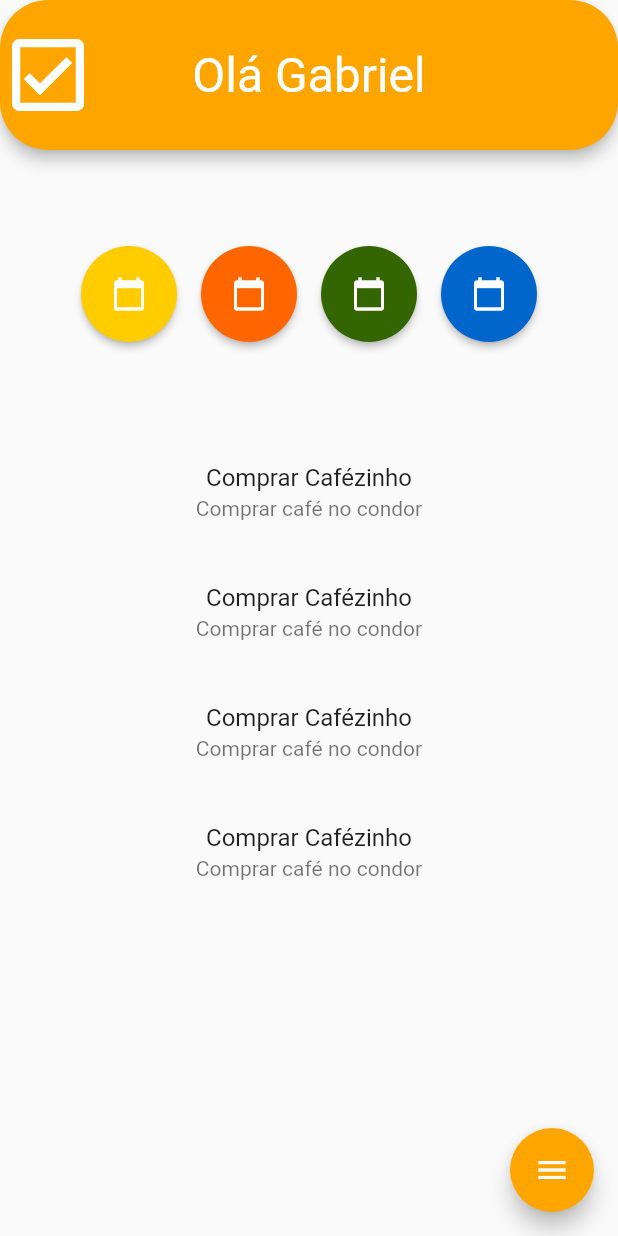
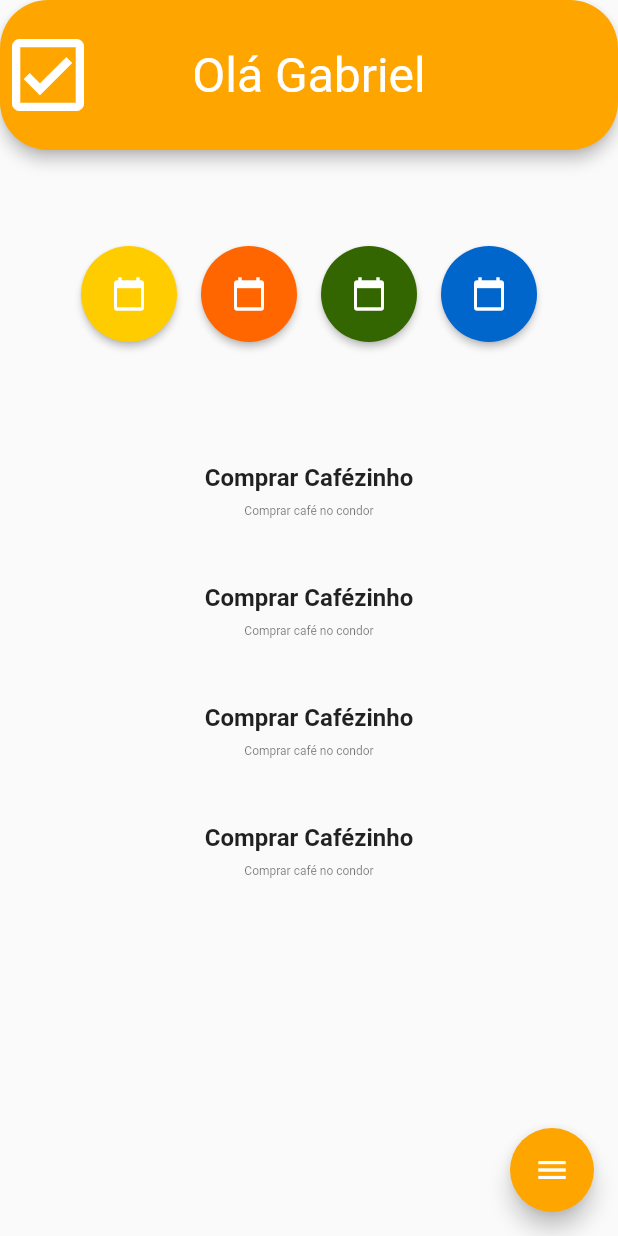
Before and after one commit to Gabriel-Donizetti/TodoTaskManager, a Flutter app: the screen it shows after launch, on a phone screen of 412 x 824 dp. Run offline on Flutter 3.47's test engine with Material 2 defaults, Android fonts, the phone set to English and light mode, and no system bars; our stand-ins replace hexcolor.

Commit message:
implemetation-textStyle-global

```diff
--- a/lib/app/screens/home/components/list_tasks.dart
+++ b/lib/app/screens/home/components/list_tasks.dart
@@ -1,5 +1,6 @@
 import 'package:flutter/material.dart';
 import 'package:hexcolor/hexcolor.dart';
+import 'package:todotaskmanager/app/shared/style/text_styles.dart';
 
 class ListTasksHome extends StatefulWidget {
   const ListTasksHome({Key? key}) : super(key: key);
@@ -19,10 +20,12 @@ class _ListTasksHomeState extends State<ListTasksHome> {
           title: Text(
             'Comprar Cafézinho',
             textAlign: TextAlign.center,
+            style: secondaryTitle,
           ),
           subtitle: Text(
             'Comprar café no condor',
             textAlign: TextAlign.center,
+            style: description,
           ),
         ),
       );
--- /dev/null
+++ b/lib/app/shared/style/text_styles.dart
@@ -0,0 +1,15 @@
+import 'package:flutter/cupertino.dart';
+
+//TEXT STYLES
+
+const TextStyle primaryTitle =
+    TextStyle(fontSize: 32, fontWeight: FontWeight.bold);
+
+const TextStyle secondaryTitle =
+    TextStyle(fontSize: 16, fontWeight: FontWeight.bold);
+
+const TextStyle description =
+    TextStyle(fontSize: 8, fontWeight: FontWeight.normal);
+
+const TextStyle hintText =
+    TextStyle(fontSize: 16, fontWeight: FontWeight.normal);
```
Also changed, not shown: lib/app/shared/style/colors_style.dart (added, +10 -0 lines).
